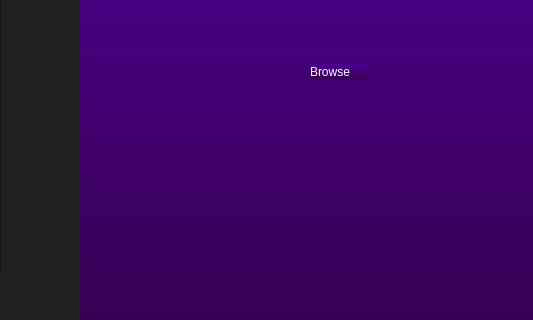
Old version of the form stinder/ui/Home.ui in the repository gibbons-eddie/Stinder; both pictures show x 0 to 533 and y 156 to 476 of the 646 by 476 pixel window.
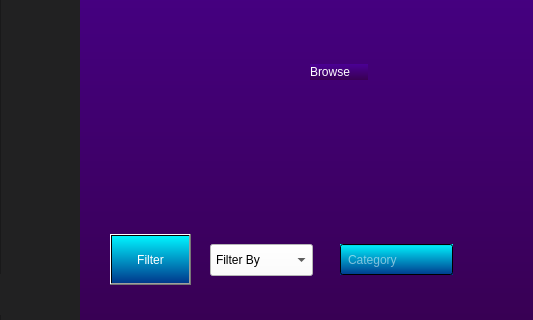
New version of the form. The open tabs and pages were chosen to show the change. Icons and pictures are not drawn.

Commit message: implemented filter button

```diff
--- a/stinder/ui/Home.ui
+++ b/stinder/ui/Home.ui
@@ -165,6 +165,83 @@
        <string>Browse</string>
       </property>
      </widget>
+     <widget class="QPushButton" name="FilterBtn">
+      <property name="geometry">
+       <rect>
+        <x>30</x>
+        <y>390</y>
+        <width>81</width>
+        <height>51</height>
+       </rect>
+      </property>
+      <property name="styleSheet">
+       <string notr="true">color: rgb(255, 255, 255);
+background-color: qlineargradient(spread:pad, x1:1, y1:1, x2:1, y2:0, stop:0 rgba(0, 56, 140, 255), stop:1 rgba(0, 244, 255, 255));
+font: 500 13pt &quot;Nexa Bold&quot;;
+
+</string>
+      </property>
+      <property name="text">
+       <string>Filter</string>
+      </property>
+     </widget>
+     <widget class="QComboBox" name="FilterDropdown">
+      <property name="geometry">
+       <rect>
+        <x>130</x>
+        <y>400</y>
+        <width>103</width>
+        <height>32</height>
+       </rect>
+      </property>
+      <property name="styleSheet">
+       <string notr="true">background-color: white;
+color: black;
+padding: 5px;</string>
+      </property>
+      <property name="placeholderText">
+       <string>Filter By</string>
+      </property>
+      <item>
+       <property name="text">
+        <string>Filter By</string>
+       </property>
+      </item>
+      <item>
+       <property name="text">
+        <string>Major</string>
+       </property>
+      </item>
+      <item>
+       <property name="text">
+        <string>Year</string>
+       </property>
+      </item>
+      <item>
+       <property name="text">
+        <string/>
+       </property>
+      </item>
+     </widget>
+     <widget class="QLineEdit" name="FilterLine">
+      <property name="geometry">
+       <rect>
+        <x>260</x>
+        <y>400</y>
+        <width>113</width>
+        <height>31</height>
+       </rect>
+      </property>
+      <property name="styleSheet">
+       <string notr="true">color: rgb(255, 255, 255);
+background-color: qlineargradient(spread:pad, x1:1, y1:1, x2:1, y2:0, stop:0 rgba(0, 56, 140, 255), stop:1 rgba(0, 244, 255, 255));
+font: 500 13pt &quot;Nexa Bold&quot;;
+padding: 5px;</string>
+      </property>
+      <property name="placeholderText">
+       <string>Category</string>
+      </property>
+     </widget>
     </widget>
     <widget class="QWidget" name="ProfilePage">
      <widget class="QLabel" name="label">
```
Left out of the diff: 2 changed lines with no effect on the pictures. The commit also changes 3 other files.
